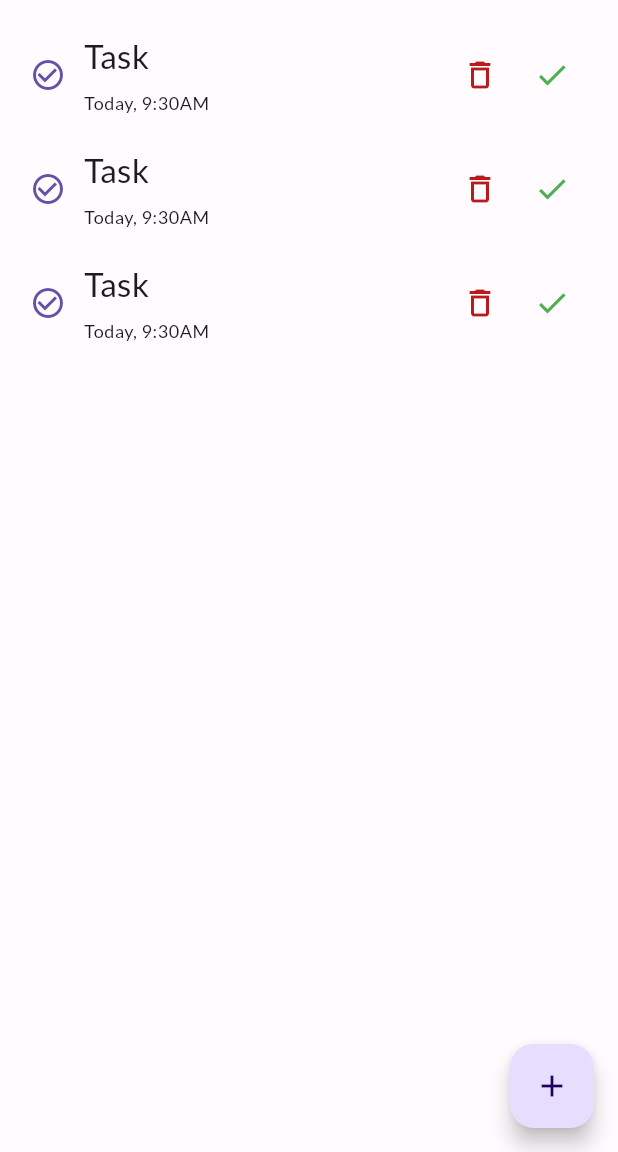
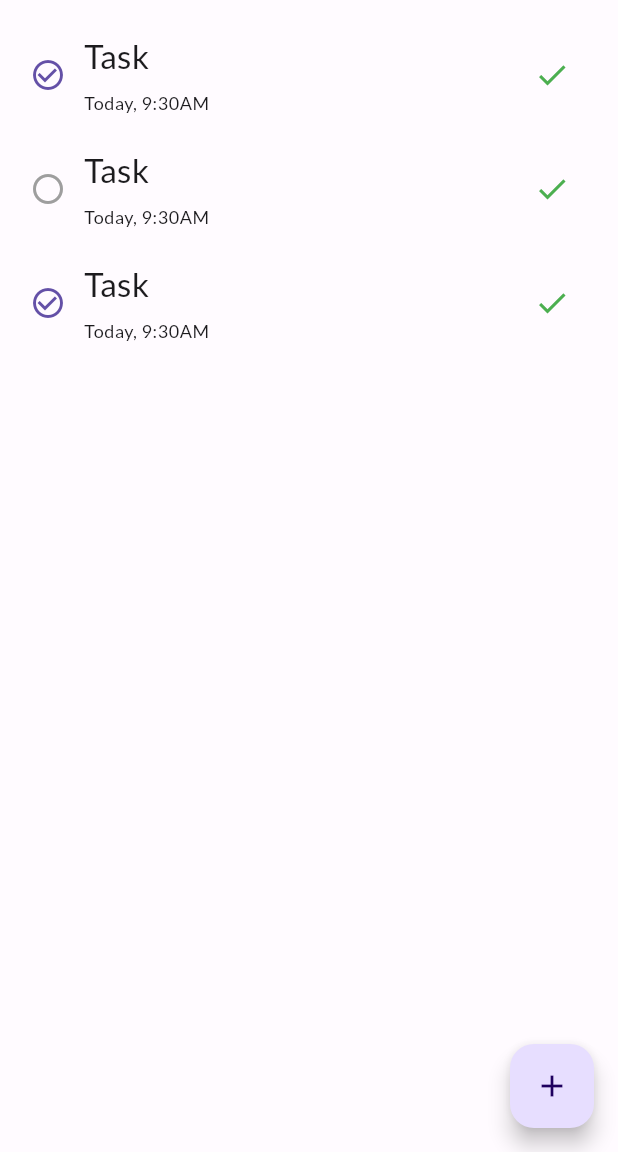
Before and after one commit to abcdOfficialzw/todo, a Flutter app: the HomePage screen opened by its route, on a phone screen of 412 x 824 dp, the part 84-1236 px from its top. Run offline on Flutter 3.47's test engine with Material 3 defaults, Android fonts, the phone set to English and light mode, and no system bars; our stand-ins replace go_router, google_fonts.

Commit message:
refactor: ♻️ Restructure home page file, improve component separation feat: ✨ Add TodoItem widget, enhance task management chore: 🔧 Update imports, adjust for new file structure build: 📦 Add flutter_slidable dependency, enhance UI functionality

```diff
--- a/lib/app/home/views/home_page.dart
+++ /dev/null
@@ -1,84 +0,0 @@
-import 'package:flutter/material.dart';
-
-import '../../../utils/constants/dimens.dart';
-
-class HomePage extends StatelessWidget {
-  const HomePage({super.key});
-
-  @override
-  Widget build(BuildContext context) {
-    return Scaffold(
-      appBar: AppBar(
-        title: Text(
-          'Todo',
-          style: Theme.of(context).textTheme.displayLarge!.copyWith(
-            fontWeight: FontWeight.bold,
-            color: Theme.of(context).colorScheme.primary,
-          ),
-        ),
-        centerTitle: false,
-      ),
-      floatingActionButton: FloatingActionButton(
-        onPressed: () {},
-        child: Icon(Icons.add),
-      ),
-      body: Padding(
-        padding: EdgeInsets.all(Dimens.padding.normal),
-        child: ListView.builder(
-          itemCount: 3,
-          itemBuilder: (context, index) {
-            return Padding(
-              padding: EdgeInsets.symmetric(
-                horizontal: Dimens.padding.small,
-                vertical: Dimens.padding.normal,
-              ),
-              child: Row(
-                crossAxisAlignment: CrossAxisAlignment.center,
-                children: [
-                  Icon(
-                    Icons.check_circle_outline,
-                    size: 24,
-                    color: Theme.of(context).colorScheme.primary,
-                  ),
-                  SizedBox(width: Dimens.spacing.normal),
-                  Expanded(
-                    child: Column(
-                      crossAxisAlignment: CrossAxisAlignment.start,
-                      mainAxisAlignment: MainAxisAlignment.spaceEvenly,
-                      children: [
-                        Text(
-                          'Task',
-                          style: Theme.of(context).textTheme.titleLarge,
-                        ),
-                        SizedBox(height: Dimens.spacing.small),
-                        Text(
-                          'Today, 9:30AM',
-                          style: Theme.of(context).textTheme.bodySmall,
-                        ),
-                      ],
-                    ),
-                  ),
-                  Spacer(),
-                  IconButton(
-                    icon: Icon(Icons.delete_outline),
-                    color: Theme.of(context).colorScheme.error,
-                    onPressed: () {
-                      // Handle delete action
-                    },
-                  ),
-                  IconButton(
-                    icon: Icon(Icons.check),
-                    color: Colors.green,
-                    onPressed: () {
-                      // Handle delete action
-                    },
-                  ),
-                ],
-              ),
-            );
-          },
-        ),
-      ),
-    );
-  }
-}
--- /dev/null
+++ b/lib/app/home/views/pages/home_page.dart
@@ -0,0 +1,50 @@
+import 'package:flutter/material.dart';
+
+import '../../../../utils/constants/dimens.dart';
+import '../widgets/todo_item.dart';
+
+class HomePage extends StatelessWidget {
+  const HomePage({super.key});
+
+  @override
+  Widget build(BuildContext context) {
+    return Scaffold(
+      appBar: AppBar(
+        title: Text(
+          'Todo',
+          style: Theme.of(context).textTheme.displayLarge!.copyWith(
+            fontWeight: FontWeight.bold,
+            color: Theme.of(context).colorScheme.primary,
+          ),
+        ),
+        centerTitle: false,
+      ),
+      floatingActionButton: FloatingActionButton(
+        onPressed: () {},
+        child: Icon(Icons.add),
+      ),
+      body: Padding(
+        padding: EdgeInsets.all(Dimens.padding.normal),
+        child: ListView.builder(
+          itemCount: 3,
+          itemBuilder: (context, index) {
+            return TodoItem(
+              isCompleted: index % 2 == 0,
+              title: 'Task ${index + 1}',
+              time: 'Today, 9:30 AM',
+              onDelete: () {
+                // Handle delete action
+              },
+              onComplete: () {
+                // Handle complete action
+              },
+              onEdit: () {
+                // Handle edit action
+              },
+            );
+          },
+        ),
+      ),
+    );
+  }
+}
--- /dev/null
+++ b/lib/app/home/views/widgets/todo_item.dart
@@ -0,0 +1,68 @@
+import 'package:flutter/material.dart';
+
+import '../../../../utils/constants/dimens.dart';
+
+class TodoItem extends StatelessWidget {
+  const TodoItem({
+    super.key,
+    required this.isCompleted,
+    required this.title,
+    required this.time,
+    required this.onDelete,
+    required this.onComplete,
+    required this.onEdit,
+  });
+
+  final bool isCompleted;
+  final String title;
+  final String time;
+  final Function() onDelete;
+  final Function() onComplete;
+  final Function() onEdit;
+
+  @override
+  Widget build(BuildContext context) {
+    return Padding(
+      padding: EdgeInsets.symmetric(
+        horizontal: Dimens.padding.small,
+        vertical: Dimens.padding.normal,
+      ),
+      child: Row(
+        crossAxisAlignment: CrossAxisAlignment.center,
+        children: [
+          Icon(
+            isCompleted
+                ? Icons.check_circle_outline
+                : Icons.radio_button_unchecked,
+            size: 24,
+            color: isCompleted
+                ? Theme.of(context).colorScheme.primary
+                : Colors.grey,
+          ),
+          SizedBox(width: Dimens.spacing.normal),
+          Expanded(
+            child: Column(
+              crossAxisAlignment: CrossAxisAlignment.start,
+              mainAxisAlignment: MainAxisAlignment.spaceEvenly,
+              children: [
+                Text('Task', style: Theme.of(context).textTheme.titleLarge),
+                SizedBox(height: Dimens.spacing.small),
+                Text(
+                  'Today, 9:30AM',
+                  style: Theme.of(context).textTheme.bodySmall,
+                ),
+              ],
+            ),
+          ),
+          Spacer(),
+
+          IconButton(
+            icon: Icon(Icons.check),
+            color: Colors.green,
+            onPressed: onComplete,
+          ),
+        ],
+      ),
+    );
+  }
+}
--- a/lib/routes.dart
+++ b/lib/routes.dart
@@ -1,9 +1,8 @@
 import 'package:flutter/material.dart';
 import 'package:go_router/go_router.dart';
-import 'package:todo/app/home/views/home_page.dart';
+import 'package:todo/app/home/views/pages/home_page.dart';
 
 import 'landing_page.dart';
-
 
 final GoRouter router = GoRouter(
   initialLocation: '/landing-page',
--- a/pubspec.yaml
+++ b/pubspec.yaml
@@ -36,6 +36,7 @@ dependencies:
   cupertino_icons: ^1.0.8
   google_fonts: ^6.2.1
   go_router: ^16.0.0
+  flutter_slidable: ^4.0.0
 
 dev_dependencies:
   flutter_test:
```
Also changed, not shown: pubspec.lock.
